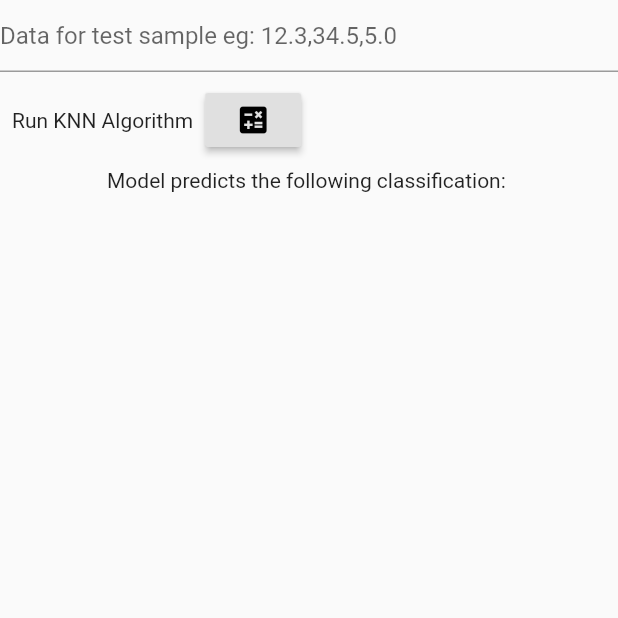
After one commit to phazell-github/knnDart, a Flutter app: the screen it shows after launch, after a tap on "Analysis Screen", on a phone screen of 412 x 824 dp, the top half of it. The commit adds this screen. Run offline on Flutter 3.47's test engine with Material 2 defaults, Android fonts, the phone set to English and light mode, and no system bars; missing offline and left inert: dart:html.

Commit message:
mvp achieved

```diff
--- /dev/null
+++ b/lib/pages/analysisPage.dart
@@ -0,0 +1,87 @@
+import 'package:flutter/material.dart';
+import 'package:knn_dart/logic/types.dart';
+import '../logic/knn.dart';
+import '../logic/optimise.dart';
+import '../logic/getdata.dart';
+
+class AnalysisPage extends StatefulWidget {
+  AnalysisPage(this.data, this.classification, this.numerics);
+  final String data;
+  final HeadersData classification;
+  final List<HeadersData> numerics;
+
+  @override
+  _AnalysisPageState createState() => _AnalysisPageState();
+}
+
+class _AnalysisPageState extends State<AnalysisPage> {
+  final _predictData = TextEditingController();
+  String _result = "";
+
+  runKnn() {
+    List<int> numColumns = [];
+    widget.numerics.forEach((numeric) {
+      if (numeric.isNumeric) {
+        numColumns.add(numeric.value);
+      }
+    });
+
+    List<Datum> datums = getData(widget.data, numColumns, widget.classification.value);
+
+    List<KAnalyzer> kValues = [];
+    for (var i = 2; i < 11; i++) {
+      kValues.add(KAnalyzer(i));
+    }
+
+    TrainingSet splitData = getTestData(datums);
+    kValues.forEach((kValue) {
+      testK(kValue, splitData);
+      print("k of ${kValue.k} has pass rate of ${kValue.passRate()}, ${kValue.pass}, ${kValue.fail}");
+    });
+
+    KAnalyzer winner = getOptimumK(kValues);
+
+    print("The optimum K is ${winner.k} with a pass rate of ${winner.passRate()}");
+    List<double> queryNums = [];
+    _predictData.text.split(',').forEach((element) {
+      queryNums.add(double.parse(element));
+    });
+    Datum queryDatum = Datum(queryNums, "failed");
+    classify(queryDatum, winner.k, datums);
+    setState(() {
+      _result = queryDatum.classification;
+    });
+  }
+
+  @override
+  Widget build(BuildContext context) {
+    return new Scaffold(
+        body: Center(
+      child: Column(
+        children: [
+          Container(
+            child: TextField(
+              controller: _predictData,
+              decoration: InputDecoration(hintText: 'Data for test sample eg: 12.3,34.5,5.0'),
+              maxLength: null,
+              maxLines: 1,
+            ),
+          ),
+          ButtonBar(
+            alignment: MainAxisAlignment.start,
+            children: [
+              Text("Run KNN Algorithm"),
+              RaisedButton(
+                onPressed: () => runKnn(),
+                child: Icon(Icons.calculate),
+              )
+            ],
+          ),
+          Container(
+            child: Text("Model predicts the following classification: $_result"),
+          )
+        ],
+      ),
+    ));
+  }
+}
--- a/lib/pages/landingPage.dart
+++ b/lib/pages/landingPage.dart
@@ -4,6 +4,7 @@ import 'dart:typed_data';
 import 'dart:async';
 import 'dart:convert';
 import 'package:http_parser/http_parser.dart';
+import 'package:knn_dart/pages/analysisPage.dart';
 import 'dart:io';
 import '../logic/types.dart';
 import '../logic/getdata.dart';
@@ -17,7 +18,7 @@ class LandingPage extends StatefulWidget {
 
 class _LandingPage extends State<LandingPage> {
   String _fileContents = 'Unknown';
-  bool _enableButton = false;
+  bool _enableShowParamsButton = false;
   List<HeadersData> _headers = [];
   List<DropdownMenuItem<HeadersData>> _dropDownItems = [];
   HeadersData _classificationColumn = HeadersData("Init", 0);
@@ -37,26 +38,26 @@ class _LandingPage extends State<LandingPage> {
       reader.onLoadEnd.listen((e) {
         setState(() {
           _fileContents = reader.result.toString();
-          _enableButton = true;
+          _enableShowParamsButton = true;
         });
       });
     });
   }
 
-  // moveToRunTest() {
-  //   Navigator.push(
-  //       context,
-  //       MaterialPageRoute(
-  //         builder: (context) => DefineParameters(this._fileContents, getHeadersData()),
-  //       ));
-  // }
+  moveToAnalysis() {
+    Navigator.push(
+        context,
+        MaterialPageRoute(
+          builder: (context) => AnalysisPage(this._fileContents, this._classificationColumn, this._headers),
+        ));
+  }
 
   getParameters() {
     setState(() {
       _headers = getHeadersData();
       buildDropDownItems();
       buildCheckBoxes();
-      _enableButton = false;
+      _enableShowParamsButton = false;
     });
   }
 
@@ -132,7 +133,7 @@ class _LandingPage extends State<LandingPage> {
               ),
               textColor: Colors.white,
               child: Text("Show Parameters"),
-              onPressed: () => _enableButton ? getParameters() : null,
+              onPressed: () => _enableShowParamsButton ? getParameters() : null,
             )),
           ),
           Row(
@@ -162,6 +163,23 @@ class _LandingPage extends State<LandingPage> {
             Text("Select numeric columns for calculating distance"),
             ..._numericColumns,
           ]),
+          Padding(
+            padding: const EdgeInsets.all(8.0),
+            child: Container(
+              // File Uploader
+              child: MaterialButton(
+                color: Colors.lightBlueAccent,
+                elevation: 8,
+                highlightElevation: 2,
+                shape: RoundedRectangleBorder(
+                  borderRadius: BorderRadius.circular(8),
+                ),
+                textColor: Colors.white,
+                child: Text("Analysis Screen"),
+                onPressed: () => moveToAnalysis(),
+              ),
+            ),
+          )
         ],
       )),
     );
```
Also changed, not shown: lib/logic/types.dart (+0 -7 lines), lib/main.dart (+0 -120 lines).
